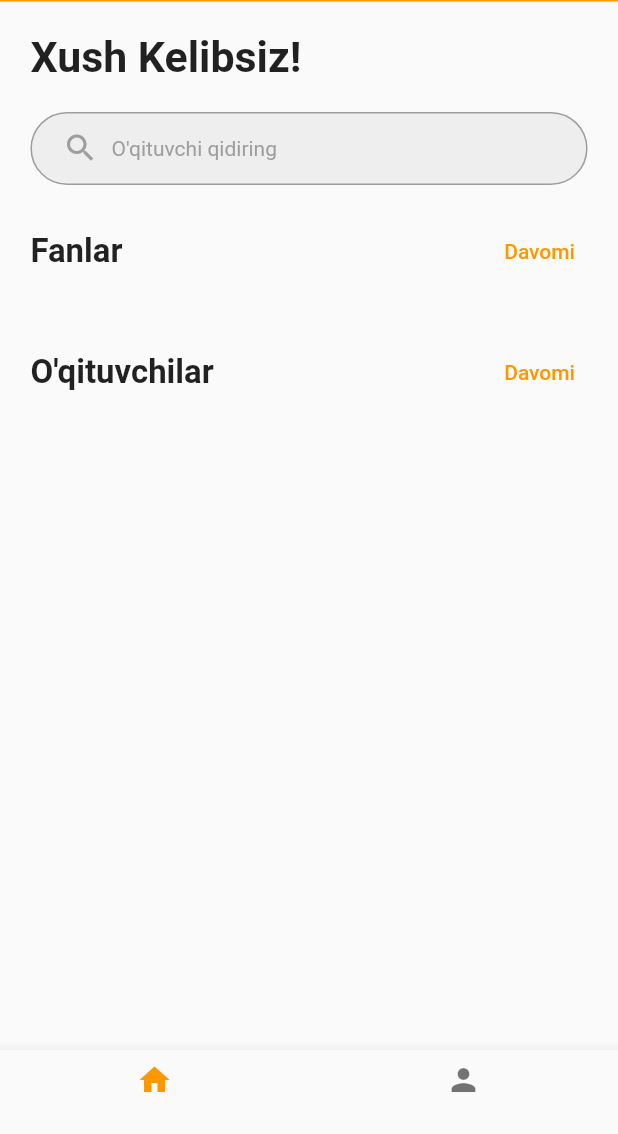
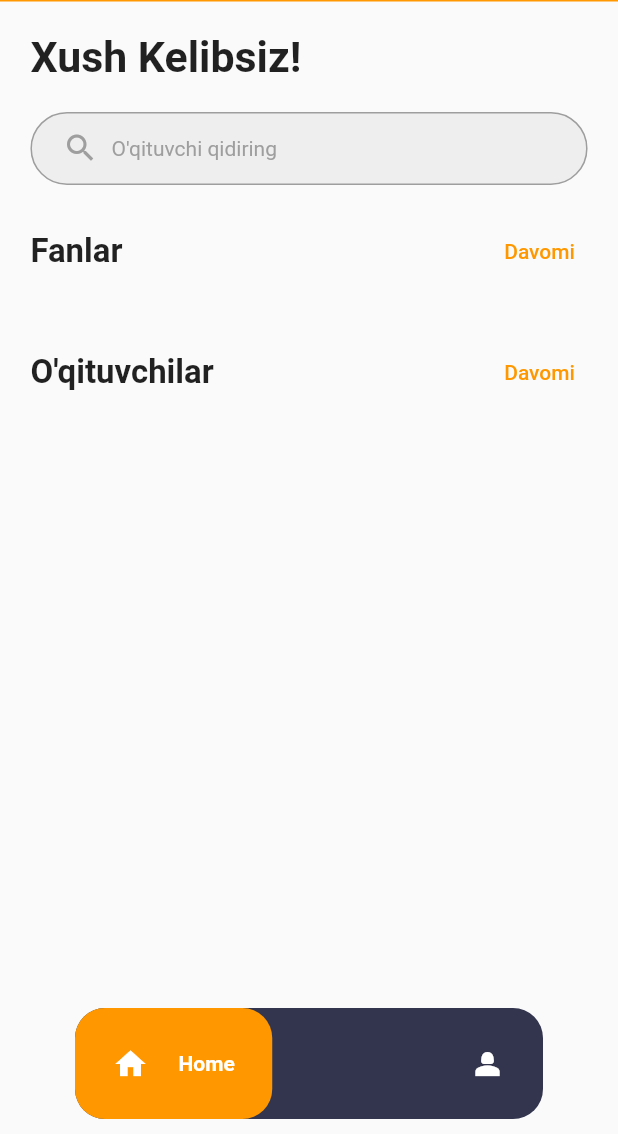
Before and after one commit to said8811/registon, a Flutter app: the StudentTabBox screen opened by its route, on a phone screen of 412 x 824 dp, the part 102-1236 px from its top. Run offline on Flutter 3.47's test engine with Material 2 defaults, Android fonts, the phone set to English and light mode, and no system bars; drawn by our look-alikes of google_nav_bar; our stand-ins replace bloc, carousel_slider, dio, easy_localization, equatable, flutter_bloc and 8 more; accounts and stored records are empty; network calls fail.

Commit message:
updated: bottom nav

```diff
--- a/lib/data/api/student_api_service/student_api_client.dart
+++ b/lib/data/api/student_api_service/student_api_client.dart
@@ -21,8 +21,8 @@ class StudentApiClient {
       return handler.next(error);
     }), onRequest: (requestOptions, handler) async {
       String token = await StorageRepository.gettoken();
-      //  requestOptions.headers["Authorization"] = token;
-      //requestOptions.headers["accept"] = "application/json";
+      requestOptions.headers["Authorization"] = "Bearer $token";
+      requestOptions.headers["accept"] = "application/json";
       return handler.next(requestOptions);
     }, onResponse: (Response response, ResponseInterceptorHandler handler) {
       debugPrint("RESPONSE HAS RECEIVED");
--- a/lib/data/api/student_api_service/student_api_service.dart
+++ b/lib/data/api/student_api_service/student_api_service.dart
@@ -16,11 +16,7 @@ class StudentApiService extends StudentApiClient {
       print(token);
       Response response = await dio.get(
         "${dio.options.baseUrl}student/get-by-token",
-        options: Options(
-          headers: {
-            "Authorization": "Bearer $token",
-          },
-        ),
+
       );
 
       if (response.statusCode == 200) {
--- a/lib/data/models/on_boarding_model/on_boarding_model.dart
+++ b/lib/data/models/on_boarding_model/on_boarding_model.dart
@@ -12,6 +12,6 @@ class OnBoardingModel {
         text: "Yangi odamlarni\nuchrating va bilimigizni yaxshilang"),
     OnBoardingModel(
         imgUrl: "assets/images/onBoarding3.jpg",
-        text: "Dostlaringiz bilan\nfikringizni ulashing!"),
+        text: "Do'stlaringiz bilan\nfikringizni ulashing!"),
   ];
 }
--- a/lib/main.dart
+++ b/lib/main.dart
@@ -18,10 +18,10 @@ import 'package:flutter_screenutil/flutter_screenutil.dart';
 import 'bloc/student_profile/bloc/student_profile_bloc.dart';
 import 'data/repository/login_repo/login_repository.dart';
 
-void main() {
+void main() async {
   WidgetsFlutterBinding.ensureInitialized();
   setup();
-  StorageRepository.getInstance();
+  await StorageRepository.getInstance();
   WidgetsFlutterBinding.ensureInitialized();
   SystemChrome.setSystemUIOverlayStyle(
     const SystemUiOverlayStyle(
--- a/lib/screens/tab_box/profile/student_profile/student_info_screen.dart
+++ b/lib/screens/tab_box/profile/student_profile/student_info_screen.dart
@@ -2,7 +2,6 @@ import 'package:flutter/material.dart';
 import 'package:flutter_screenutil/flutter_screenutil.dart';
 import 'package:registon/data/models/student_model/student_model.dart';
 import 'package:registon/screens/app_router.dart';
-import 'package:registon/screens/tab_box/profile/student_profile/widget/appbar.dart';
 import 'package:registon/screens/tab_box/profile/student_profile/widget/profile_info_item.dart';
 
 import '../../../../widgets/global_button.dart';
@@ -15,9 +14,7 @@ class StudentInfoScreen extends StatelessWidget {
   Widget build(BuildContext context) {
     return Scaffold(
       backgroundColor: const Color(0xFF002766),
-      appBar: const ProfileAppBar(
-        title: Text("My Profile"),
-      ),
+      appBar: AppBar(),
       body: Container(
         height: double.infinity,
         width: double.infinity,
--- a/lib/screens/tab_box/student_tab_box.dart
+++ b/lib/screens/tab_box/student_tab_box.dart
@@ -1,5 +1,6 @@
 import 'package:flutter/material.dart';
 import 'package:flutter_bloc/flutter_bloc.dart';
+import 'package:google_nav_bar/google_nav_bar.dart';
 import 'package:registon/cubit/tab/tab_cubit.dart';
 import 'package:registon/screens/tab_box/home/home_page.dart';
 import 'package:registon/screens/tab_box/profile/student_profile/student_profile_screen.dart';
@@ -23,18 +24,49 @@ class _StudentTabBoxState extends State<StudentTabBox> {
         body: BlocBuilder<TabBoxCubit, int>(
           builder: (context, state) => pages[state],
         ),
-      bottomNavigationBar: BottomNavigationBar(
-        currentIndex: index,
-        onTap: (value) {
+        bottomNavigationBar: Padding(
+          padding: const EdgeInsets.symmetric(horizontal: 50, vertical: 10),
+          child: Container(
+            decoration: BoxDecoration(
+              borderRadius: BorderRadius.circular(20),
+              color: const Color(0xff33354E),
+            ),
+            child: GNav(
+              tabBorderRadius: 20,
+              color: Colors.white,
+              activeColor: Colors.white,
+              tabBackgroundColor: Colors.orange,
+              gap: 20,
+              onTabChange: (value) {
                 index = value;
                 context.read<TabBoxCubit>().changePageIndex(index);
                 setState(() {});
               },
-        items: const [
-          BottomNavigationBarItem(icon: Icon(Icons.home), label: ""),
-          BottomNavigationBarItem(icon: Icon(Icons.person), label: ""),
+              tabs: const [
+                GButton(
+                  icon: Icons.home,
+                  text: 'Home',
+                ),
+                GButton(
+                  icon: Icons.person_2,
+                  text: 'Profile',
+                ),
               ],
             ),
+          ),
+        )
+        // BottomNavigationBar(
+        //   currentIndex: index,
+        //   onTap: (value) {
+        //     index = value;
+        //     context.read<TabBoxCubit>().changePageIndex(index);
+        //     setState(() {});
+        //   },
+        //   items: const [
+        //     BottomNavigationBarItem(icon: Icon(Icons.home), label: ""),
+        //     BottomNavigationBarItem(icon: Icon(Icons.person), label: ""),
+        //   ],
+        // ),
         );
   }
 }
--- a/pubspec.yaml
+++ b/pubspec.yaml
@@ -52,10 +52,9 @@ dependencies:
   easy_localization: ^3.0.1
   email_validator: ^2.1.16
   equatable: ^2.0.5
-  file_picker: ^5.0.1
-  firebase_storage: ^11.0.6
   google_fonts: ^4.0.3
   get_it: ^7.2.0
+  google_nav_bar: ^5.0.6
 
 
 dev_dependencies:
```
Also changed, not shown: lib/screens/on_boarding/on_boarding.dart (+6 -4 lines), lib/screens/tab_box/profile/student_profile/student_profile_screen.dart (+8 -26 lines), lib/screens/tab_box/profile/student_profile/widget/appbar.dart (deleted, +0 -25 lines), pubspec.lock, 1 other file. Lines whose indentation alone changed are shown as unchanged.
